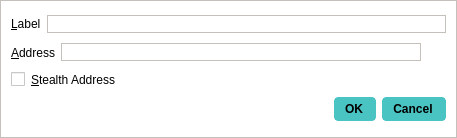
Before: the Qt Designer form src/qt/forms/editaddressdialog.ui in piratecash/piratecash, drawn with Qt 5.
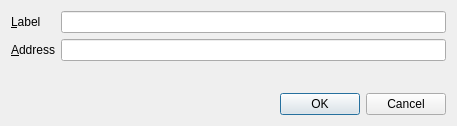
After: the same form once the commit is applied. Icons and pictures are not drawn. Custom widgets are drawn as their Qt base class.

Patch:
```diff
--- a/src/qt/forms/editaddressdialog.ui
+++ b/src/qt/forms/editaddressdialog.ui
@@ -7,23 +7,37 @@
     <x>0</x>
     <y>0</y>
     <width>457</width>
-    <height>138</height>
+    <height>126</height>
    </rect>
   </property>
   <property name="windowTitle">
    <string>Edit Address</string>
   </property>
-  <property name="styleSheet">
-   <string notr="true">background-color: rgb(255, 255, 255); color: rgb(0,0,0); border: 1px solid #c4c1bd;</string>
-  </property>
-  <layout class="QGridLayout" name="gridLayout_2">
-   <item row="1" column="0">
-    <layout class="QHBoxLayout" name="horizontalLayout_3">
-     <item>
+  <layout class="QVBoxLayout" name="verticalLayout">
+   <item>
+    <layout class="QFormLayout" name="formLayout">
+     <property name="fieldGrowthPolicy">
+      <enum>QFormLayout::AllNonFixedFieldsGrow</enum>
+     </property>
+     <item row="0" column="0">
+      <widget class="QLabel" name="label">
+       <property name="text">
+        <string>&amp;Label</string>
+       </property>
+       <property name="buddy">
+        <cstring>labelEdit</cstring>
+       </property>
+      </widget>
+     </item>
+     <item row="0" column="1">
+      <widget class="QLineEdit" name="labelEdit">
+       <property name="toolTip">
+        <string>The label associated with this address list entry</string>
+       </property>
+      </widget>
+     </item>
+     <item row="1" column="0">
       <widget class="QLabel" name="label_2">
-       <property name="styleSheet">
-        <string notr="true">border: 0;</string>
-       </property>
        <property name="text">
         <string>&amp;Address</string>
        </property>
@@ -32,48 +46,17 @@
        </property>
       </widget>
      </item>
-     <item>
-      <widget class="QLineEdit" name="addressEdit">
+     <item row="1" column="1">
+      <widget class="QValidatedLineEdit" name="addressEdit">
        <property name="toolTip">
-        <string>The address associated with this address book entry. This can only be modified for sending addresses.</string>
-       </property>
-      </widget>
-     </item>
-     <item>
-      <widget class="QToolButton" name="EditAddressPasteButton">
-       <property name="toolTip">
-        <string>Paste address from clipboard</string>
-       </property>
-       <property name="styleSheet">
-        <string notr="true">border: 0;</string>
-       </property>
-       <property name="text">
-        <string/>
-       </property>
-       <property name="icon">
-        <iconset resource="../bitcoin.qrc">
-         <normaloff>:/icons/editpaste</normaloff>:/icons/editpaste</iconset>
-       </property>
-       <property name="shortcut">
-        <string>Alt+P</string>
+        <string>The address associated with this address list entry. This can only be modified for sending addresses.</string>
        </property>
       </widget>
      </item>
     </layout>
    </item>
-   <item row="3" column="0">
+   <item>
     <widget class="QDialogButtonBox" name="buttonBox">
-     <property name="styleSheet">
-      <string notr="true">background-color: rgb(74, 195, 195);
-color: rgb(0,0,0);
-border-radius: 4px;
-border-color:  rgb(74, 195, 195);
-font-weight: 600;
-padding: 4px;
-padding-left: 10px;
-padding-right: 12px;
-icon-size: 0;</string>
-     </property>
      <property name="orientation">
       <enum>Qt::Horizontal</enum>
      </property>
@@ -82,45 +65,16 @@
      </property>
     </widget>
    </item>
-   <item row="2" column="0">
-    <widget class="QCheckBox" name="stealthCB">
-     <property name="styleSheet">
-      <string notr="true">border: 0;</string>
-     </property>
-     <property name="text">
-      <string>&amp;Stealth Address</string>
-     </property>
-    </widget>
-   </item>
-   <item row="0" column="0">
-    <layout class="QHBoxLayout" name="horizontalLayout_4">
-     <item>
-      <widget class="QLabel" name="label">
-       <property name="styleSheet">
-        <string notr="true">border: 0;</string>
-       </property>
-       <property name="text">
-        <string>&amp;Label</string>
-       </property>
-       <property name="buddy">
-        <cstring>labelEdit</cstring>
-       </property>
-      </widget>
-     </item>
-     <item>
-      <widget class="QLineEdit" name="labelEdit">
-       <property name="toolTip">
-        <string>The label associated with this address book entry</string>
-       </property>
-      </widget>
-     </item>
-    </layout>
-   </item>
   </layout>
  </widget>
- <resources>
-  <include location="../bitcoin.qrc"/>
- </resources>
+ <customwidgets>
+  <customwidget>
+   <class>QValidatedLineEdit</class>
+   <extends>QLineEdit</extends>
+   <header>qt/qvalidatedlineedit.h</header>
+  </customwidget>
+ </customwidgets>
+ <resources/>
  <connections>
   <connection>
    <sender>buttonBox</sender>
```
Left out of the diff: 16 changed lines with no effect on the pictures.
